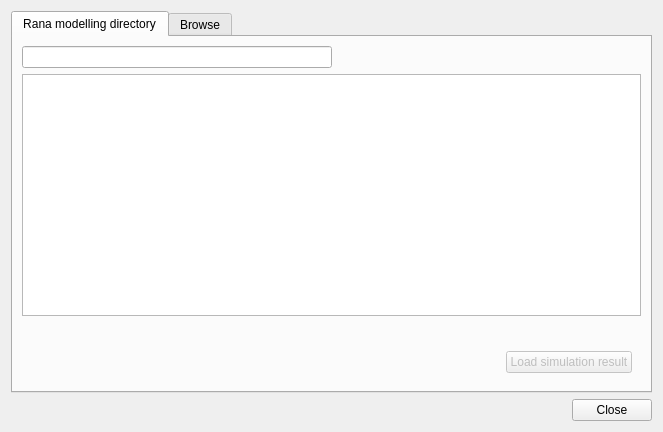
The window that gui/threedi_plugin_grid_result_dialog.ui (nens/threedi-results-analysis) describes before a commit, drawn with Qt 5.
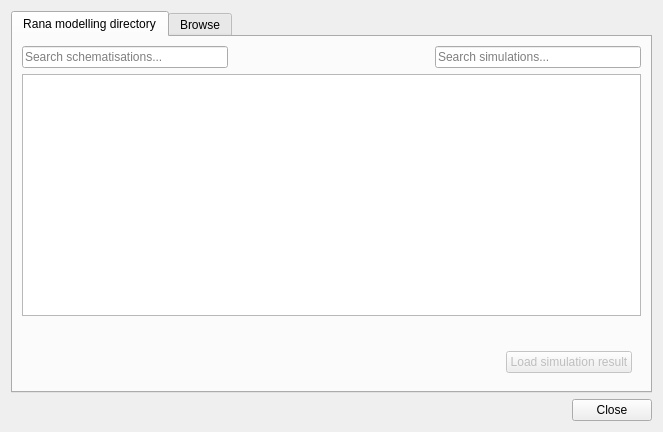
The same window after the commit. Custom widgets are drawn as their Qt base class.

Commit message: Added simulation search box

What changed in the file:
```diff
--- a/gui/threedi_plugin_grid_result_dialog.ui
+++ b/gui/threedi_plugin_grid_result_dialog.ui
@@ -43,7 +43,11 @@
            <number>0</number>
           </property>
           <item>
-           <widget class="DebouncedSearchBox" name="searchBox"/>
+           <widget class="DebouncedSearchBox" name="searchBox">
+            <property name="placeholderText">
+             <string>Search schematisations...</string>
+            </property>
+           </widget>
           </item>
           <item>
            <spacer name="horizontalSpacer_4">
@@ -58,6 +62,13 @@
             </property>
            </spacer>
           </item>
+          <item>
+           <widget class="DebouncedSearchBox" name="searchBox_2">
+            <property name="placeholderText">
+             <string>Search simulations...</string>
+            </property>
+           </widget>
+          </item>
          </layout>
         </widget>
        </item>
```
The commit also changes 2 other files.
